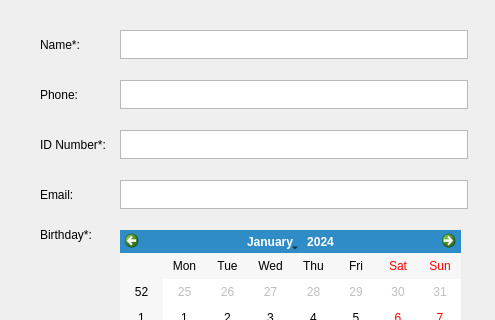
Before: the Qt Designer form DesktopApp/createnewpatientdialog.ui in michaelfong2017/landmark-annotator-desktop, drawn with Qt 5; both pictures show x 0 to 495 and y 0 to 320 of the 1002 by 537 pixel window.
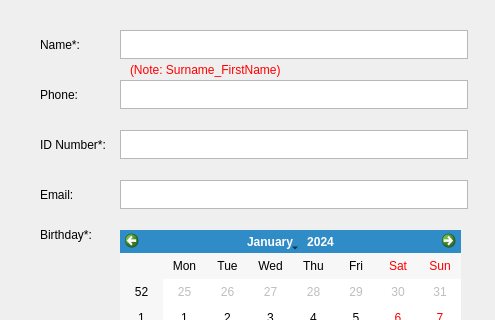
After: the same form once the commit is applied.

What changed in the file:
```diff
--- a/DesktopApp/createnewpatientdialog.ui
+++ b/DesktopApp/createnewpatientdialog.ui
@@ -353,6 +353,23 @@
     <string/>
    </property>
   </widget>
+  <widget class="QLabel" name="label">
+   <property name="geometry">
+    <rect>
+     <x>130</x>
+     <y>39</y>
+     <width>251</width>
+     <height>61</height>
+    </rect>
+   </property>
+   <property name="styleSheet">
+    <string notr="true">color: rgb(255, 0, 0);
+font: 13pt &quot;MS Shell Dlg 2&quot;;</string>
+   </property>
+   <property name="text">
+    <string>(Note: Surname_FirstName)</string>
+   </property>
+  </widget>
  </widget>
  <resources/>
  <connections/>
```
